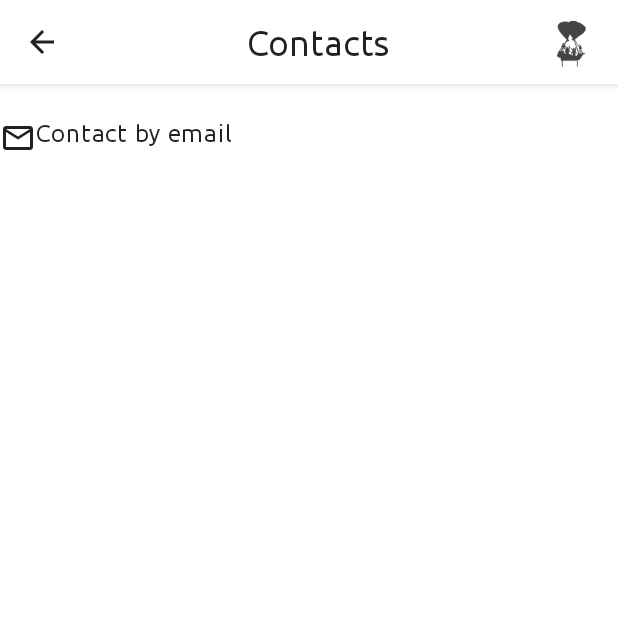
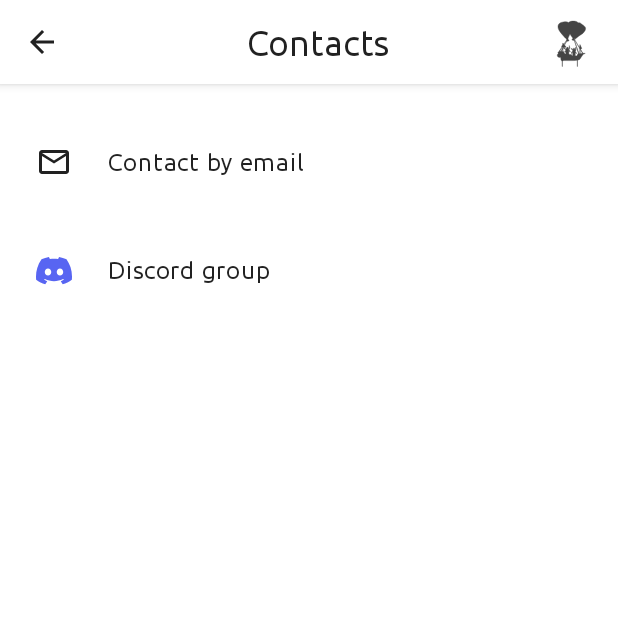
Before and after one commit to Haartag/H3Pand, an Android app built with Jetpack Compose: the ContactScreen screen opened through its navigation route, on a phone screen of 412 x 824 dp, the top half of it. Run offline under Robolectric (Android 15) with nearby library versions, the phone set to English and light mode, and no system bars; our stand-ins replace Dagger/Hilt's generated code, Room's generated code, accompanist; pictures from the network do not load.

Commit message:
Added discord group button.

```diff
--- a/app/src/main/java/com/valerytimofeev/h3pand/ui/contact/ContactScreen.kt
+++ b/app/src/main/java/com/valerytimofeev/h3pand/ui/contact/ContactScreen.kt
@@ -8,11 +8,15 @@ import androidx.compose.material.icons.Icons
 import androidx.compose.material.icons.filled.ArrowBack
 import androidx.compose.material.icons.filled.MailOutline
 import androidx.compose.runtime.Composable
+import androidx.compose.ui.Alignment
 import androidx.compose.ui.Modifier
+import androidx.compose.ui.graphics.Color
 import androidx.compose.ui.platform.LocalContext
+import androidx.compose.ui.res.painterResource
 import androidx.compose.ui.unit.dp
 import androidx.hilt.navigation.compose.hiltViewModel
 import androidx.navigation.NavController
+import com.valerytimofeev.h3pand.R
 import com.valerytimofeev.h3pand.ui.topbar.MainTopBar
 
 @Composable
@@ -37,19 +41,45 @@ fun ContactScreen(
         )
         Spacer(modifier = Modifier.height(24.dp))
 
+        Column() {
             Row(
                 modifier = Modifier
                     .height(56.dp)
                     .clickable {
                         contactViewModel.sendEmail(context = context)
-                }
+                    },
+                verticalAlignment = Alignment.CenterVertically
             ) {
+                Spacer(modifier = Modifier.width(24.dp))
                 Icon(
                     Icons.Default.MailOutline,
+                    modifier = Modifier
+                        .size(24.dp),
                     contentDescription = "Mail"
                 )
+                Spacer(modifier = Modifier.width(24.dp))
                 Text(text = contactViewModel.getLocalizedTextUseCase(contactViewModel.mailText))
             }
-
+            Spacer(modifier = Modifier.height(16.dp))
+            Row(
+                modifier = Modifier
+                    .height(56.dp)
+                    .clickable {
+                        contactViewModel.openDiscord(context = context)
+                    },
+                verticalAlignment = Alignment.CenterVertically
+            ) {
+                Spacer(modifier = Modifier.width(24.dp))
+                Icon(
+                    painterResource(id = R.drawable.ic_discord),
+                    modifier = Modifier
+                        .size(24.dp),
+                    contentDescription = "Discord",
+                    tint = Color(0xFF5865F2)
+                )
+                Spacer(modifier = Modifier.width(24.dp))
+                Text(text = contactViewModel.getLocalizedTextUseCase(contactViewModel.discordText))
             }
         }
+    }
+}
--- a/app/src/main/java/com/valerytimofeev/h3pand/ui/contact/ContactViewModel.kt
+++ b/app/src/main/java/com/valerytimofeev/h3pand/ui/contact/ContactViewModel.kt
@@ -1,6 +1,9 @@
 package com.valerytimofeev.h3pand.ui.contact
 
+import android.content.ActivityNotFoundException
 import android.content.Context
+import android.content.Intent
+import android.net.Uri
 import android.widget.Toast
 import androidx.lifecycle.ViewModel
 import com.valerytimofeev.h3pand.data.additional_data.TextStorage
@@ -22,6 +25,10 @@ class ContactViewModel @Inject constructor(
         enText = "Contact by email",
         ruText = "Связаться по электронной почте"
     )
+    val discordText = TextWithLocalization(
+        enText = "Discord group",
+        ruText = "Группа в Discord"
+    )
 
     fun sendEmail(context: Context) {
         val result = sendEmailUseCase(context)
@@ -33,4 +40,13 @@ class ContactViewModel @Inject constructor(
                 .show()
         }
     }
+
+    fun openDiscord(context: Context) {
+        val discordIntent = Intent(Intent.ACTION_VIEW, Uri.parse("https://discord.gg/jFs8vU7tpU"))
+        try {
+            context.startActivity(discordIntent)
+        } catch (e: ActivityNotFoundException) {
+            Toast.makeText(context, "Something went wrong...", Toast.LENGTH_SHORT).show()
+        }
+    }
 }
```
Lines whose indentation alone changed are shown as unchanged.
